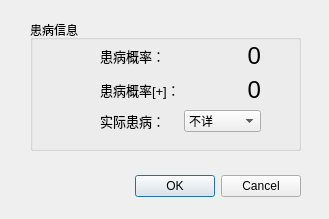
hzhaoaf/CTDiagnosis, file GUI/ShowResultDialog.ui: the form before one commit.
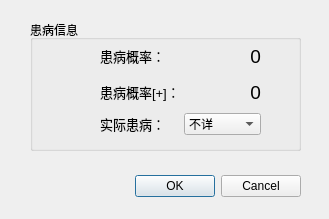
The form after the commit.

Patch:
```diff
--- a/GUI/ShowResultDialog.ui
+++ b/GUI/ShowResultDialog.ui
@@ -44,13 +44,13 @@
    <property name="title">
     <string>患病信息</string>
    </property>
-   <widget class="QWidget" name="">
+   <widget class="QWidget" name="layoutWidget">
     <property name="geometry">
      <rect>
       <x>70</x>
       <y>21</y>
       <width>161</width>
-      <height>91</height>
+      <height>94</height>
      </rect>
     </property>
     <layout class="QVBoxLayout" name="verticalLayout">
@@ -74,7 +74,7 @@
          <property name="font">
           <font>
            <family>Arial</family>
-           <pointsize>18</pointsize>
+           <pointsize>14</pointsize>
           </font>
          </property>
          <property name="text">
@@ -107,7 +107,7 @@
          <property name="font">
           <font>
            <family>Arial</family>
-           <pointsize>18</pointsize>
+           <pointsize>14</pointsize>
           </font>
          </property>
          <property name="text">
```
